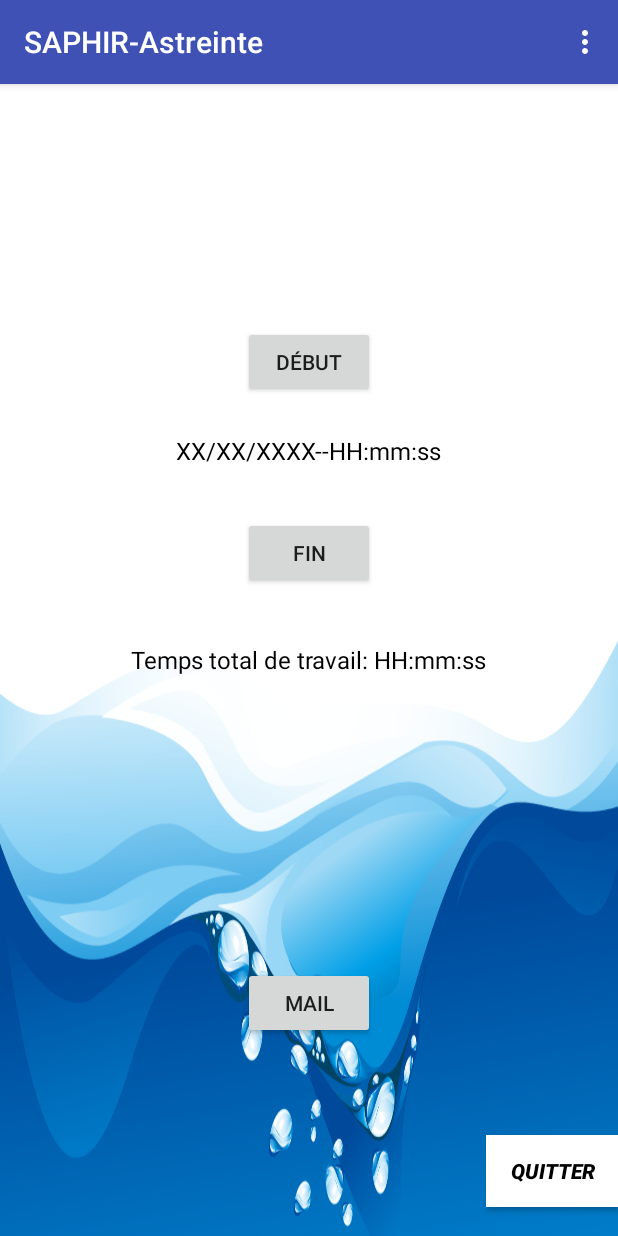
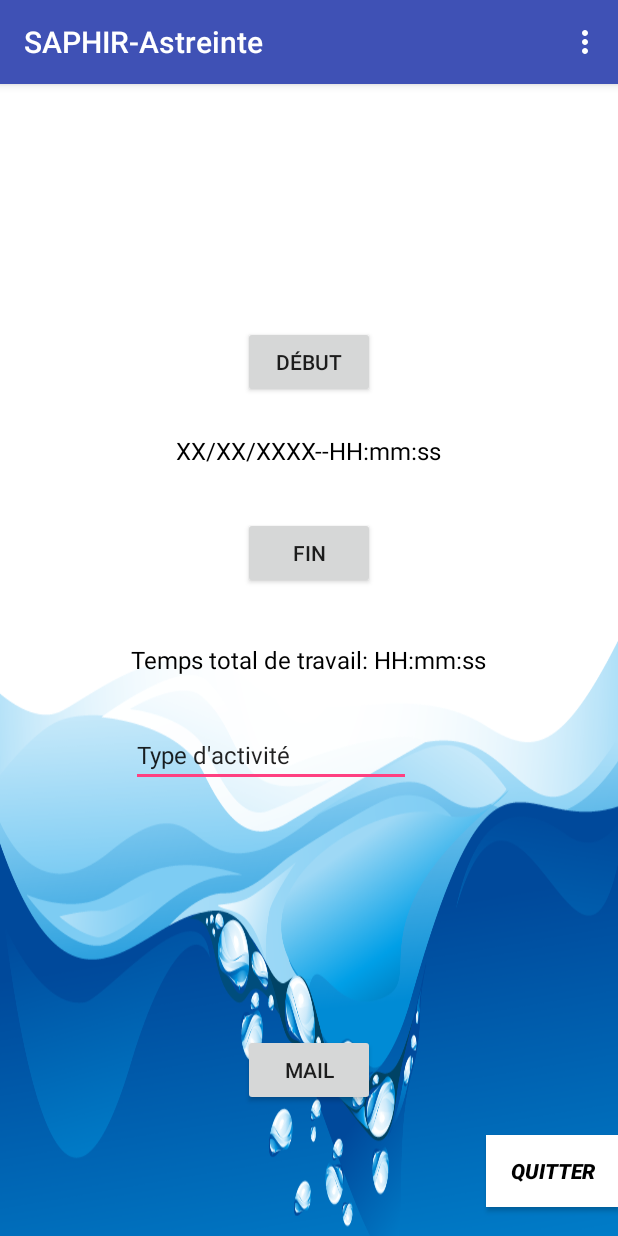
Before and after one commit to Arendhal/SAPHIR_Dev, an Android app: the screen it shows after launch (MainActivity), on a phone screen of 412 x 824 dp. Run offline under Robolectric (Android 15) with nearby library versions, the phone set to English and light mode, and no system bars; 5 statements that could not run were skipped.

Commit message:
SA08Bis: Mise a jour minime de fichiers

```diff
--- a/app/build.gradle
+++ b/app/build.gradle
@@ -2,9 +2,9 @@ apply plugin: 'com.android.application'
 
 android {
     compileSdkVersion 25
-    buildToolsVersion "25.0.2"
+    buildToolsVersion "26.0.2"
     defaultConfig {
-        applicationId "com.saphir.benji.saphir"
+        applicationId "com.saphir.astreinte.saphir"
         minSdkVersion 19
         targetSdkVersion 25
         versionCode 1
--- a/app/src/main/java/com/saphir/benji/saphir/MainActivity.java
+++ b/app/src/main/java/com/saphir/astreinte/saphir/MainActivity.java
@@ -1,6 +1,5 @@
-package com.saphir.benji.saphir;
+package com.saphir.astreinte.saphir;
 
-import android.app.Dialog;
 import android.content.ComponentName;
 import android.content.Context;
 import android.content.DialogInterface;
@@ -14,7 +13,6 @@ import android.os.Build;
 import android.os.IBinder;
 import android.os.Message;
 import android.os.Handler;
-import android.renderscript.ScriptGroup;
 import android.support.v7.app.AlertDialog;
 import android.support.v7.app.AppCompatActivity;
 import android.os.Bundle;
@@ -44,6 +42,7 @@ public class MainActivity extends AppCompatActivity {
 
     private TextView mStartTime, mWorkTime;
     private Button mB_StartTimer, mB_EndTimer, mB_Mail,mB_Quit;
+    private EditText mE_Type;
 
     private TimerService mTimerService;
     private ComputeHoursService mComputeHours;
@@ -62,10 +61,10 @@ public class MainActivity extends AppCompatActivity {
 
     //To know which agent is selected in the menu
     public static String SELECTED_AGENT="";
-    private final static String PASSWORD="Saphir"; //TODO change it to a better password
+    private final static String PASSWORD="S@ph1r"; //TODO change it to a better password
     private String TAG_Start ="StartTimerButton : ";
     private String TAG_End ="EndTimerButton : ";
-    private String TAG="MainActivity";
+    private String TAG ="MainActivity";
 
     @Override
     protected void onCreate(Bundle savedInstanceState) {
@@ -77,6 +76,7 @@ public class MainActivity extends AppCompatActivity {
         mB_EndTimer = (Button) findViewById(R.id.EndTimer);
         mB_Mail = (Button) findViewById(R.id.Mail);
         mB_Quit = (Button) findViewById(R.id.QuitButton);
+        mE_Type = (EditText) findViewById(R.id.Type);
         mContext = MainActivity.this;
 
         ifHuaweiAlert();
@@ -124,6 +124,8 @@ public class MainActivity extends AppCompatActivity {
         mB_Mail.setOnClickListener(new View.OnClickListener() {
             @Override
             public void onClick(View v) {
+                mComputeHours.getType(mE_Type.getText().toString());
+                mComputeHours.Write("Type d'activité:"+mE_Type.getText().toString()+"\n");
                 sendMail();
             }
         });
@@ -171,6 +173,28 @@ public class MainActivity extends AppCompatActivity {
     }
 
     /**
+     * When the timer is running using this handler to update
+     * the UI every second
+     */
+    static class UIUpdateHandler extends Handler{
+
+        private final static int UPDATE_RATE_MS=1000;
+        private String TAG="UIUpdateHandler";
+        private final WeakReference<MainActivity> activityWeakReference;
+
+        UIUpdateHandler(MainActivity activity){
+            this.activityWeakReference = new WeakReference<>(activity);
+        }
+
+        @Override
+        public void handleMessage(Message message){
+            if(MSG_UPDATE_TIME == message.what) {
+                activityWeakReference.get().updateUITimer();
+                sendEmptyMessageDelayed(MSG_UPDATE_TIME, UPDATE_RATE_MS);
+            }
+        }
+    }
+    /**
      * Update the UI when a run starts
      */
     private void updateUIStartRun(){
@@ -178,7 +202,6 @@ public class MainActivity extends AppCompatActivity {
         mB_StartTimer.setEnabled(false);
         mB_EndTimer.setEnabled(true);
     }
-
     /**
      * Update the UI when a run stops
      */
@@ -187,7 +210,6 @@ public class MainActivity extends AppCompatActivity {
         mB_EndTimer.setEnabled(false);
         mB_StartTimer.setEnabled(true);
     }
-
     /**
      * Update the timer ; Service must be bound
      */
@@ -228,7 +250,6 @@ public class MainActivity extends AppCompatActivity {
             mServiceBound = false;
         }
     };
-
     private ServiceConnection mComputeConnection = new ServiceConnection(){
 
         @Override
@@ -246,30 +267,6 @@ public class MainActivity extends AppCompatActivity {
         }
     };
 
-    /**
-     * When the timer is running using this handler to update
-     * the UI every second
-     */
-    static class UIUpdateHandler extends Handler{
-
-        private final static int UPDATE_RATE_MS=1000;
-        private String TAG="UIUpdateHandler";
-        private final WeakReference<MainActivity> activityWeakReference;
-
-        UIUpdateHandler(MainActivity activity){
-            this.activityWeakReference = new WeakReference<>(activity);
-        }
-
-        @Override
-        public void handleMessage(Message message){
-            if(MSG_UPDATE_TIME == message.what) {
-                Log.v(TAG, "updating time");
-                activityWeakReference.get().updateUITimer();
-                sendEmptyMessageDelayed(MSG_UPDATE_TIME, UPDATE_RATE_MS);
-            }
-        }
-    }
-
     private File getFile(){
         String pathToFile=getExternalCacheDir()+"/Saphir/Rapport.txt";
         File file = new File(pathToFile);
@@ -280,7 +277,7 @@ public class MainActivity extends AppCompatActivity {
     }
 
     private void sendMail(){
-        String [] To={"benjamin.leguen974@gmail.com"};
+       final String [] To={"f.mirand@saphir.re"}; //TODO Change the mail to the correct person
 
         //Attaching file to mail
         Uri fileUri= Uri.fromFile(getFile());
@@ -296,7 +293,6 @@ public class MainActivity extends AppCompatActivity {
         //Sending mail
         try{
             startActivity(Intent.createChooser(emailIntent,"Choisissez votre application de messagerie (GMail,Outlook...)"));
-
         }catch (android.content.ActivityNotFoundException ex){
             Log.e(TAG,"There is no mail client installed "+ ex.toString());
         }
@@ -342,6 +338,12 @@ public class MainActivity extends AppCompatActivity {
                 });
          builder.create();
          builder.show();
+    }
+
+    private void enableButton(){
+        if(SELECTED_AGENT.equals("")){
+            mB_StartTimer.setEnabled(false);
+        }
     }
 
     /**
--- a/app/src/main/res/layout/activity_main.xml
+++ b/app/src/main/res/layout/activity_main.xml
@@ -5,18 +5,19 @@
     android:layout_width="match_parent"
     android:layout_height="match_parent"
     android:background="@drawable/background"
-    tools:context="com.saphir.benji.saphir.MainActivity">
+    tools:context="com.saphir.astreinte.saphir.MainActivity">
 
     <Button
         android:id="@+id/StartTimer"
         android:layout_width="wrap_content"
         android:layout_height="wrap_content"
+        android:layout_above="@+id/StartTime"
+        android:layout_alignStart="@+id/EndTimer"
+        android:layout_marginBottom="24dp"
+        android:elevation="0dp"
         android:text="Début"
         tools:layout_editor_absoluteX="147dp"
-        tools:layout_editor_absoluteY="33dp"
-        android:layout_above="@+id/StartTime"
-        android:layout_alignStart="@+id/EndTimer"
-        android:layout_marginBottom="24dp" />
+        tools:layout_editor_absoluteY="33dp" />
 
     <TextView
         android:id="@+id/StartTime"
@@ -49,6 +50,7 @@
         android:layout_centerHorizontal="true"
         android:layout_centerVertical="true"
         android:text="Temps total de travail: HH:mm:ss"
+        android:textAllCaps="false"
         android:textColor="@android:color/black"
         android:textSize="16sp"
         tools:layout_editor_absoluteX="99dp"
@@ -58,12 +60,12 @@
         android:id="@+id/Mail"
         android:layout_width="wrap_content"
         android:layout_height="wrap_content"
+        android:layout_above="@+id/QuitButton"
+        android:layout_centerHorizontal="true"
+        android:layout_marginBottom="19dp"
         android:text="Mail"
         tools:layout_editor_absoluteX="147dp"
-        tools:layout_editor_absoluteY="386dp"
-        android:layout_marginBottom="64dp"
-        android:layout_above="@+id/QuitButton"
-        android:layout_centerHorizontal="true" />
+        tools:layout_editor_absoluteY="386dp" />
 
     <Button
         android:id="@+id/QuitButton"
@@ -77,4 +79,16 @@
         android:textColor="@android:color/black"
         android:textStyle="bold|italic" />
 
+    <EditText
+        android:id="@+id/Type"
+        android:layout_width="wrap_content"
+        android:layout_height="wrap_content"
+        android:layout_alignStart="@+id/WorkTime"
+        android:layout_below="@+id/WorkTime"
+        android:layout_marginTop="31dp"
+        android:ems="10"
+        android:inputType="textPersonName"
+        android:text="Type d'activité"
+        android:textSize="16sp" />
+
 </RelativeLayout>
--- a/app/src/main/res/values/strings.xml
+++ b/app/src/main/res/values/strings.xml
@@ -1,8 +1,5 @@
 <resources>
     <string name="STR_AppName">SAPHIR-Astreinte</string>
     <string name="STR_TimerService">.TimerService</string>
-    <string name="STR_notifyService">NotificationService</string>
-    <string name="STR_DailyService">QuotidienService</string>
-    <string name="STR_SelectTime">Select Time</string>
     <string name="STR_Ok">OK</string>
 </resources>
--- a/build.gradle
+++ b/build.gradle
@@ -5,7 +5,7 @@ buildscript {
         jcenter()
     }
     dependencies {
-        classpath 'com.android.tools.build:gradle:2.3.3'
+        classpath 'com.android.tools.build:gradle:3.0.0'
 
         // NOTE: Do not place your application dependencies here; they belong
         // in the individual module build.gradle files
```
Also changed, not shown: app/src/main/AndroidManifest.xml (+4 -4 lines), app/src/main/java/com/saphir/astreinte/saphir/ComputeHoursService.java (renamed from app/src/main/java/com/saphir/benji/saphir/ComputeHoursService.java, +88 -24 lines), app/src/main/java/com/saphir/astreinte/saphir/TimerService.java (renamed from app/src/main/java/com/saphir/benji/saphir/TimerService.java, +2 -6 lines), gradle/wrapper/gradle-wrapper.properties, 4 other files.
